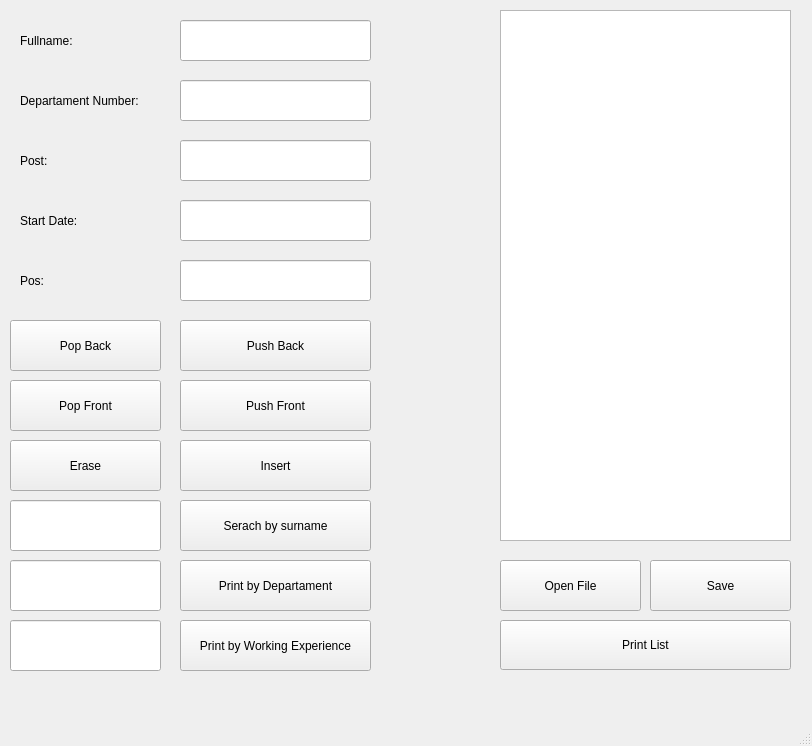
Qt form 2 sem/OAiP/Lab3/Task1/mainwindow.ui (A1nzz/BSUIR) before a commit.
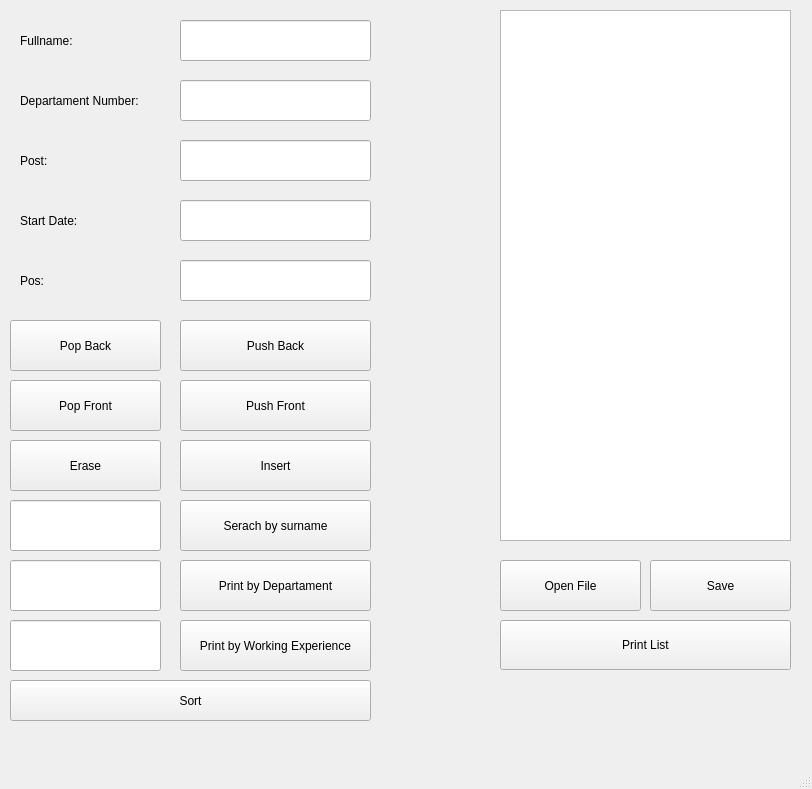
The same form after that commit.

What changed in the file:
```diff
--- a/2 sem/OAiP/Lab3/Task1/mainwindow.ui
+++ b/2 sem/OAiP/Lab3/Task1/mainwindow.ui
@@ -7,7 +7,7 @@
     <x>0</x>
     <y>0</y>
     <width>812</width>
-    <height>746</height>
+    <height>789</height>
    </rect>
   </property>
   <property name="windowTitle">
@@ -328,6 +328,19 @@
      <string>Print by Working Experience</string>
     </property>
    </widget>
+   <widget class="QPushButton" name="sortBrn">
+    <property name="geometry">
+     <rect>
+      <x>10</x>
+      <y>680</y>
+      <width>361</width>
+      <height>41</height>
+     </rect>
+    </property>
+    <property name="text">
+     <string>Sort</string>
+    </property>
+   </widget>
   </widget>
   <widget class="QMenuBar" name="menubar">
    <property name="geometry">
```
